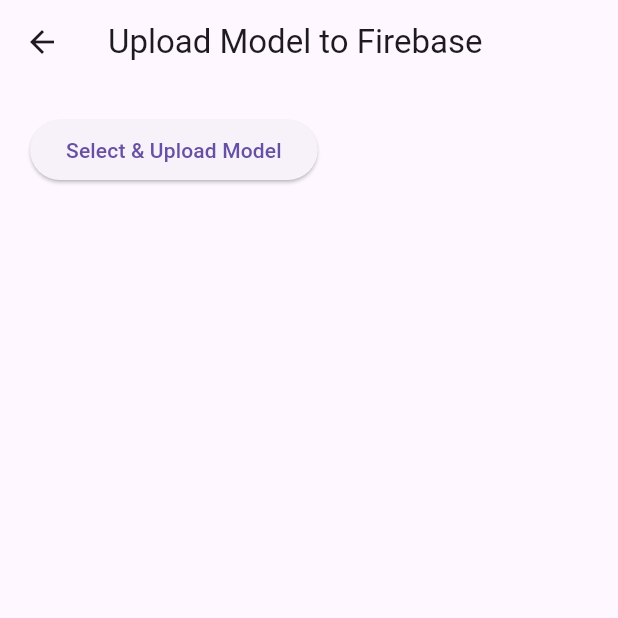
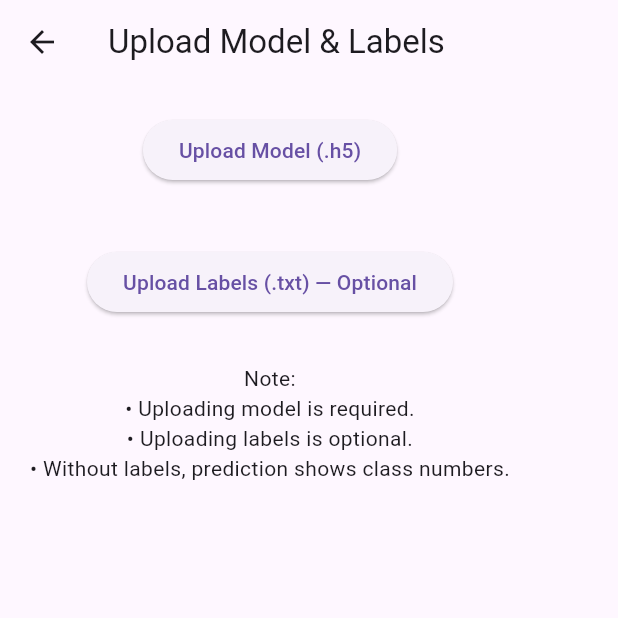
Before and after one commit to madhujasingh/cloud-model-runner-app, a Flutter app: the screen it shows after launch, after a tap on "Upload Model", on a phone screen of 412 x 824 dp, the top half of it. Run offline on Flutter 3.47's test engine with Material 3 defaults, Android fonts, the light colour scheme and no system bars; our stand-ins replace file_picker, firebase_core, firebase_storage; accounts and stored records are empty.

Commit message:
updated frontend

```diff
--- a/lib/upload_model_page.dart
+++ b/lib/upload_model_page.dart
@@ -4,75 +4,146 @@
 import 'package:firebase_storage/firebase_storage.dart';
 
 class UploadModelPage extends StatefulWidget {
-  static String uploadedModelUrl = ""; // URL stored here
+  // Global model URL (required)
+  static String uploadedModelUrl = "";
 
-  const UploadModelPage({super.key});
+  // Global labels URL (OPTIONAL)
+  static String? uploadedLabelsUrl;
+
+  // Your custom bucket
+  static const String customBucketUrl =
+      "gs://ml-cloud-runner-app.firebasestorage.app";
 
   @override
   State<UploadModelPage> createState() => _UploadModelPageState();
 }
 
 class _UploadModelPageState extends State<UploadModelPage> {
-  String? fileName;
-  bool isUploading = false;
+  String? modelFileName;
+  String? labelsFileName;
 
-  Future<void> pickAndUploadModel() async {
-    FilePickerResult? result = await FilePicker.platform.pickFiles(
+  bool uploadingModel = false;
+  bool uploadingLabels = false;
+
+  // General upload function (used for model + labels)
+
+  Future<void> uploadToFirebase({
+    required bool isModel,
+    required List<String> allowedExtensions,
+  }) async {
+    final result = await FilePicker.platform.pickFiles(
+      allowMultiple: false,
       type: FileType.custom,
-      allowedExtensions: ['h5'],
+      allowedExtensions: allowedExtensions,
     );
 
     if (result == null) return;
 
     File file = File(result.files.single.path!);
-    fileName = result.files.single.name;
+    String fileName = result.files.single.name;
 
-    setState(() => isUploading = true);
+    // UI update
+    if (isModel) {
+      modelFileName = fileName;
+      uploadingModel = true;
+    } else {
+      labelsFileName = fileName;
+      uploadingLabels = true;
+    }
+    setState(() {});
 
     try {
-      final ref = FirebaseStorage.instance.ref().child("models/$fileName");
-      UploadTask task = ref.putFile(file);
-      TaskSnapshot snap = await task;
+      final storageRef = FirebaseStorage.instance
+          .refFromURL(UploadModelPage.customBucketUrl)
+          .child("models/$fileName");
+
+      final metadata =
+          SettableMetadata(contentType: 'application/octet-stream');
+
+      UploadTask uploadTask = storageRef.putFile(file, metadata);
+      TaskSnapshot snap = await uploadTask;
 
       String downloadUrl = await snap.ref.getDownloadURL();
-      UploadModelPage.uploadedModelUrl = downloadUrl;
 
-      setState(() => isUploading = false);
+      // Save global URLs
+      if (isModel) {
+        UploadModelPage.uploadedModelUrl = downloadUrl;
+      } else {
+        UploadModelPage.uploadedLabelsUrl = downloadUrl; // optional
+      }
 
-      ScaffoldMessenger.of(context)
-          .showSnackBar(SnackBar(content: Text("Model uploaded successfully!")));
+      ScaffoldMessenger.of(context).showSnackBar(
+        SnackBar(
+          content: Text(
+              "${isModel ? 'Model' : 'Labels'} uploaded successfully!"),
+        ),
+      );
+    } catch (e) {
+      ScaffoldMessenger.of(context).showSnackBar(
+        SnackBar(content: Text("Upload failed: $e")),
+      );
+    }
 
-      setState(() {});
-    } catch (e) {
-      setState(() => isUploading = false);
-      ScaffoldMessenger.of(context)
-          .showSnackBar(SnackBar(content: Text("Upload failed: $e")));
-    }
+    if (isModel) uploadingModel = false;
+    if (!isModel) uploadingLabels = false;
+    setState(() {});
   }
 
+  // ------------------------------------------------
+  // UI
+  // ------------------------------------------------
   @override
   Widget build(BuildContext context) {
     return Scaffold(
-      appBar: AppBar(title: Text("Upload Model to Firebase")),
+      appBar: AppBar(title: Text("Upload Model & Labels")),
       body: Padding(
-        padding: EdgeInsets.all(20),
+        padding: const EdgeInsets.all(20),
         child: Column(
           children: [
+            // Upload ML MODEL (Required)
             ElevatedButton(
-              onPressed: pickAndUploadModel,
-              child: Text("Select & Upload Model"),
+              onPressed: () => uploadToFirebase(
+                isModel: true,
+                allowedExtensions: ['h5'],
+              ),
+              child: Text("Upload Model (.h5)"),
             ),
-            SizedBox(height: 20),
-            if (isUploading) CircularProgressIndicator(),
-            if (!isUploading && fileName != null)
-              Column(
-                children: [
-                  Text("Uploaded Model: $fileName"),
-                  SizedBox(height: 10),
-                  Text("Model URL:", style: TextStyle(fontWeight: FontWeight.bold)),
-                  Text(UploadModelPage.uploadedModelUrl),
-                ],
+            if (uploadingModel) CircularProgressIndicator(),
+            if (modelFileName != null)
+              Text("Model selected: $modelFileName"),
+            if (UploadModelPage.uploadedModelUrl.isNotEmpty)
+              Text(
+                "Model URL Ready ",
+                style: TextStyle(
+                    color: Colors.green, fontWeight: FontWeight.bold),
               ),
+
+            SizedBox(height: 40),
+
+            // Upload LABELS (.txt)
+            ElevatedButton(
+              onPressed: () => uploadToFirebase(
+                isModel: false,
+                allowedExtensions: ['txt'],
+              ),
+              child: Text("Upload Labels (.txt) — Optional"),
+            ),
+            if (uploadingLabels) CircularProgressIndicator(),
+            if (labelsFileName != null)
+              Text("Labels selected: $labelsFileName"),
+            if (UploadModelPage.uploadedLabelsUrl != null)
+              Text(
+                "Labels URL Ready ",
+                style: TextStyle(
+                    color: Colors.blue, fontWeight: FontWeight.bold),
+              ),
+
+            SizedBox(height: 30),
+
+            Text(
+              "Note:\n• Uploading model is required.\n• Uploading labels is optional.\n• Without labels, prediction shows class numbers.",
+              textAlign: TextAlign.center,
+            ),
           ],
         ),
       ),
```
